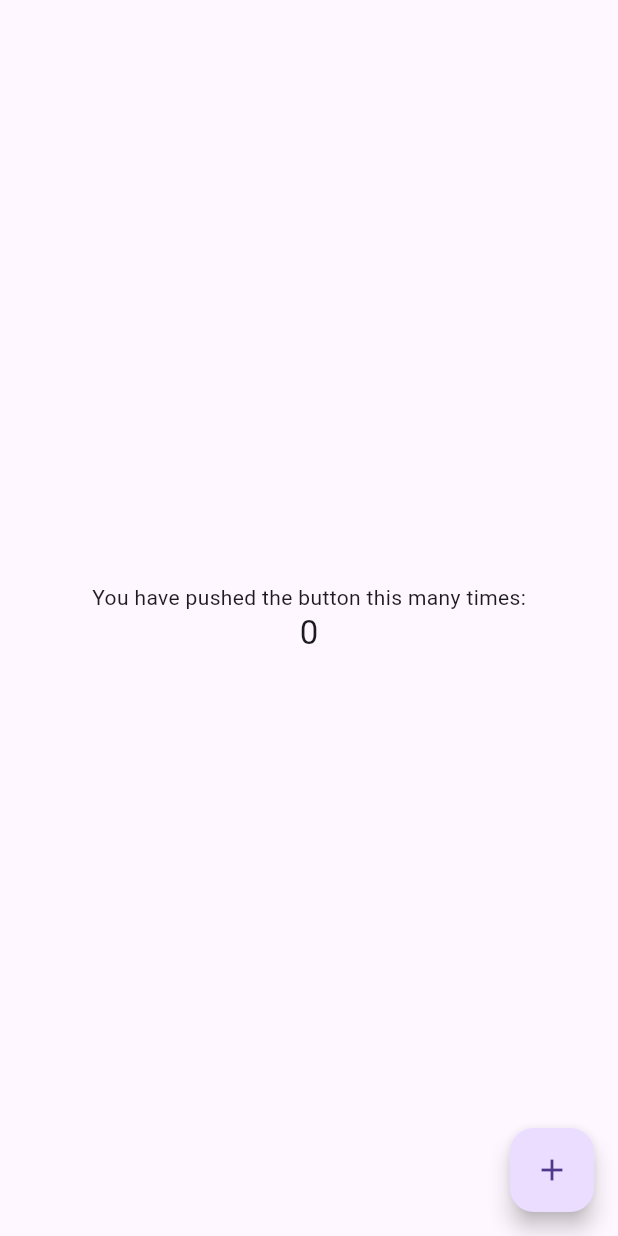
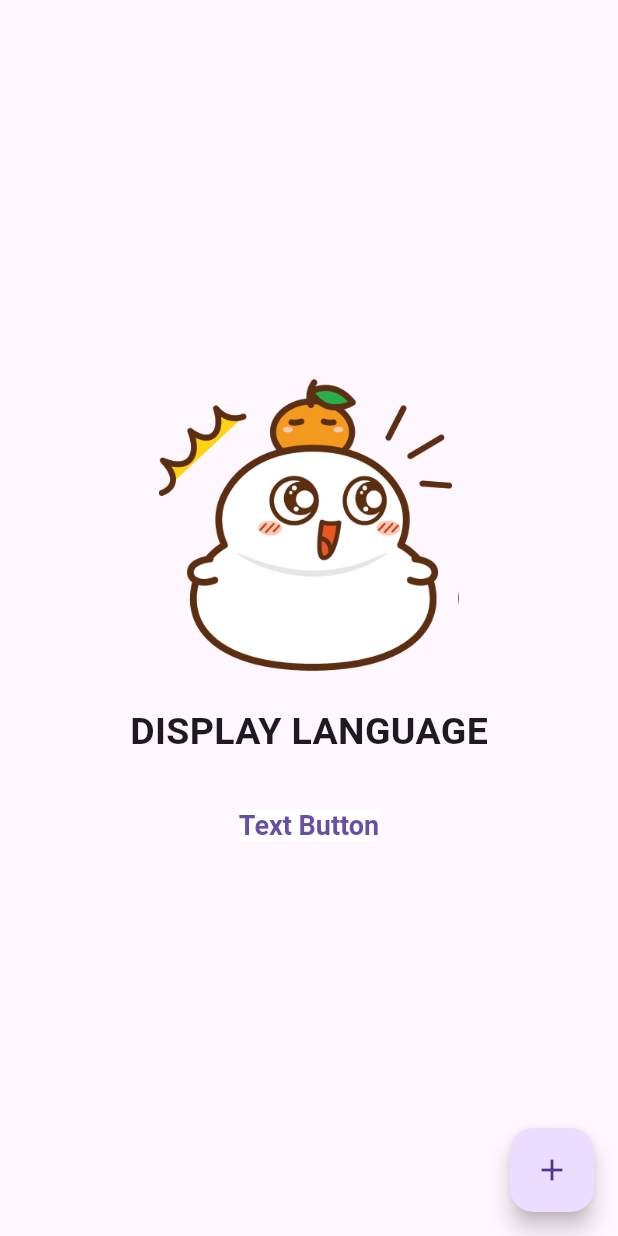
Before and after one commit to buihuongquynh/japan_app, a Flutter app: the LanguageSelectScreen screen opened directly, on a phone screen of 412 x 824 dp. Run offline on Flutter 3.47's test engine with Material 3 defaults, Android fonts, the phone set to English and light mode, and no system bars.

Commit message:
add style text

```diff
--- a/lib/main.dart
+++ b/lib/main.dart
@@ -1,23 +1,25 @@
 import 'package:flutter/material.dart'; // Import thư viện Flutter
+import 'package:japan_app/ui/language_selection.dart';
 
 void main() {
   runApp(const MyApp()); // Khởi chạy ứng dụng Flutter bằng widget MyApp
 }
 
 class MyApp extends StatelessWidget {
-  const MyApp({Key? key});
+  const MyApp({super.key});
 
   @override
   Widget build(BuildContext context) {
     return MaterialApp(
       home: FutureBuilder(
-        future: yourAsyncFunction(), // Gọi hàm không đồng bộ để thực hiện công việc và trả về Future
+        future:
+            yourAsyncFunction(), // Gọi hàm không đồng bộ để thực hiện công việc và trả về Future
         builder: (BuildContext context, AsyncSnapshot snapshot) {
           if (snapshot.connectionState == ConnectionState.done) {
-            return LanguageSelectScreen(); // Trả về LanguageSelectScreen khi Future hoàn thành
+            return const LanguageSelectScreen(); // Trả về LanguageSelectScreen khi Future hoàn thành
           } else {
             // Trả về widget tạm thời khi đang chờ Future hoàn thành
-            return CircularProgressIndicator(); // Ví dụ: Hiển thị tiến trình chờ
+            return const CircularProgressIndicator(); // Ví dụ: Hiển thị tiến trình chờ
           }
         },
       ),
--- a/lib/ui/language_selection.dart
+++ b/lib/ui/language_selection.dart
@@ -1,10 +1,11 @@
 import 'package:flutter/material.dart'; // Import thư viện Flutter để sử dụng các widget và tính năng của Flutter
 
 class LanguageSelectScreen extends StatefulWidget {
-  const LanguageSelectScreen({Key? key}); // Khai báo một StatefulWidget có tên LanguageSelectScreen
+  const LanguageSelectScreen({super.key});
 
   @override
-  State<LanguageSelectScreen> createState() => _LanguageSelectScreenState(); // Tạo State cho StatefulWidget
+  State<LanguageSelectScreen> createState() =>
+      _LanguageSelectScreenState(); // Tạo State cho StatefulWidget
 }
 
 class _LanguageSelectScreenState extends State<LanguageSelectScreen> {
@@ -23,13 +24,33 @@ class _LanguageSelectScreenState extends State<LanguageSelectScreen> {
         child: Column(
           mainAxisAlignment: MainAxisAlignment.center,
           children: <Widget>[
-            const Text(
-              'You have pushed the button this many times:', // Hiển thị một text cố định
+            Image.asset('assets/logo.png',
+                width: 200, height: 200, fit: BoxFit.contain),
+            const Padding(
+              padding: EdgeInsets.only(
+                  top: 20, bottom: 20), // Thiết lập giá trị padding ở đây
+              child: Text(
+                'DISPLAY LANGUAGE',
+                style: TextStyle(
+                  fontSize: 25, // Độ lớn của font
+                  fontWeight: FontWeight.bold,
+                  // Các thuộc tính văn bản khác nếu cần thiết
+                ),
+              ),
             ),
-            Text(
-              '$_counter', // Hiển thị giá trị của _counter
-              style: Theme.of(context).textTheme.headline6, // Style cho text
-            ),
+            TextButton(
+              onPressed: () {
+                // Xử lý khi nút được nhấn
+              },
+              style: TextButton.styleFrom(
+                textStyle: const TextStyle(
+                    fontSize: 18,
+                    fontWeight: FontWeight.bold,
+                    color: Colors.green, // Màu văn bản của button
+                    backgroundColor: Color.fromARGB(255, 255, 255, 255)),
+              ),
+              child: const Text('Text Button'),
+            )
           ],
         ),
       ),
```
Also changed, not shown: pubspec.yaml (+4 -5 lines), assets/logo.png (added), 6 other files.
